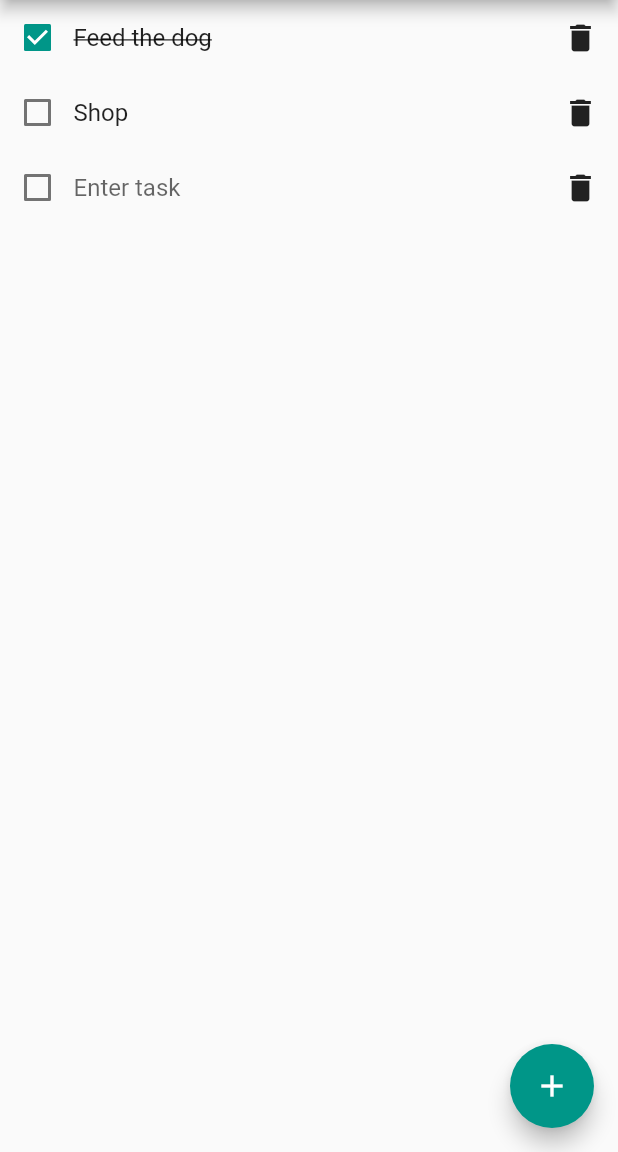
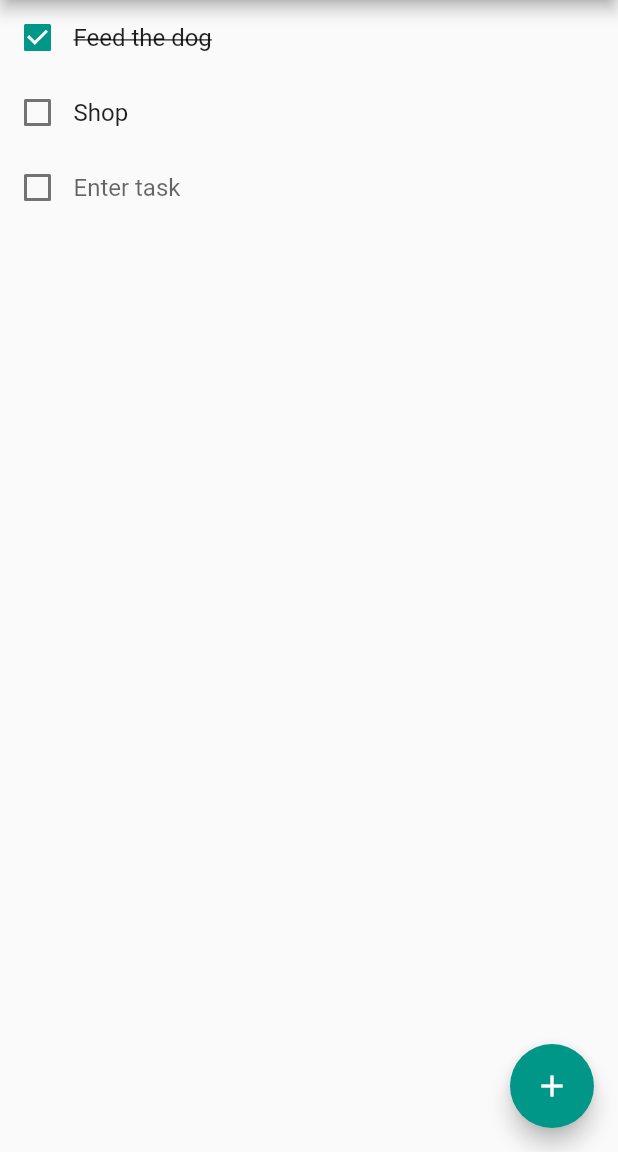
Before and after one commit to bmcilw1/flutter_todo, a Flutter app: the screen it shows after launch, after a tap on the "add" icon, on a phone screen of 412 x 824 dp, the part 84-1236 px from its top. Run offline on Flutter 3.47's test engine with Material 2 defaults, Android fonts, the phone set to English and light mode, and no system bars.

Commit message:
Added notes for next steps

```diff
--- a/lib/main.dart
+++ b/lib/main.dart
@@ -4,6 +4,7 @@ import 'todo.dart';
 void main() => runApp(MyApp());
 
 class MyApp extends StatelessWidget {
+// TODO: Refactor constants into InheritedWidget to share constant state
   final title = 'Flutter TODO Tracker';
 
   @override
@@ -27,6 +28,7 @@ class MyHomePage extends StatefulWidget {
   State<StatefulWidget> createState() => _MyHomePageState(title);
 }
 
+// TODO: Implement BLOC pattern to house List of todos
 class _MyHomePageState extends State<MyHomePage> {
   final title;
   List<Widget> todos = [
--- a/lib/todo.dart
+++ b/lib/todo.dart
@@ -40,10 +40,12 @@ class _TodoState extends State<Todo> {
                     onSubmitted: _textChanged,
                   ),
           ),
-          IconButton(
-            icon: Icon(Icons.delete),
-            onPressed: () {},
-          )
+          Visibility(
+              visible: false,
+              child: IconButton(
+                icon: Icon(Icons.delete),
+                onPressed: () {},
+              ))
         ]));
   }
 }
```
